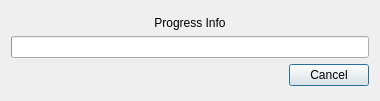
BattyBovine/AnimeRenderfarm, file dialogues/renderprogress.ui: the form before one commit.
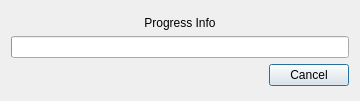
The form after the commit.

Commit message: Updated dialogue forms to be a more reasonable default size, and to be resizable.

Patch:
```diff
--- a/dialogues/renderprogress.ui
+++ b/dialogues/renderprogress.ui
@@ -6,22 +6,10 @@
    <rect>
     <x>0</x>
     <y>0</y>
-    <width>380</width>
+    <width>360</width>
     <height>101</height>
    </rect>
   </property>
-  <property name="minimumSize">
-   <size>
-    <width>380</width>
-    <height>101</height>
-   </size>
-  </property>
-  <property name="maximumSize">
-   <size>
-    <width>380</width>
-    <height>101</height>
-   </size>
-  </property>
   <property name="windowTitle">
    <string>Render Progress</string>
   </property>
```
Left out of the diff: 3 changed lines with no effect on the pictures. The commit also changes 2 other files.
